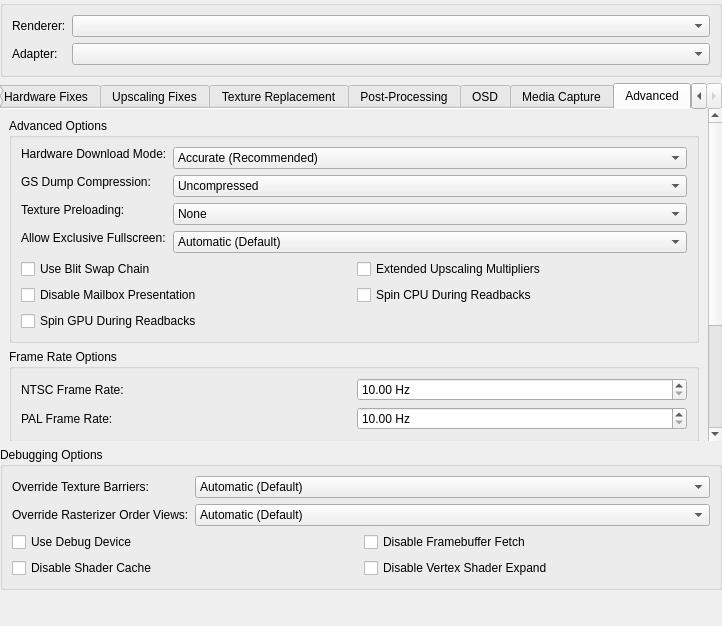
Above: pcsx2-qt/Settings/GraphicsSettingsWidget.ui from kamfretoz/pcsx2 before the change. Below: the same form after it.
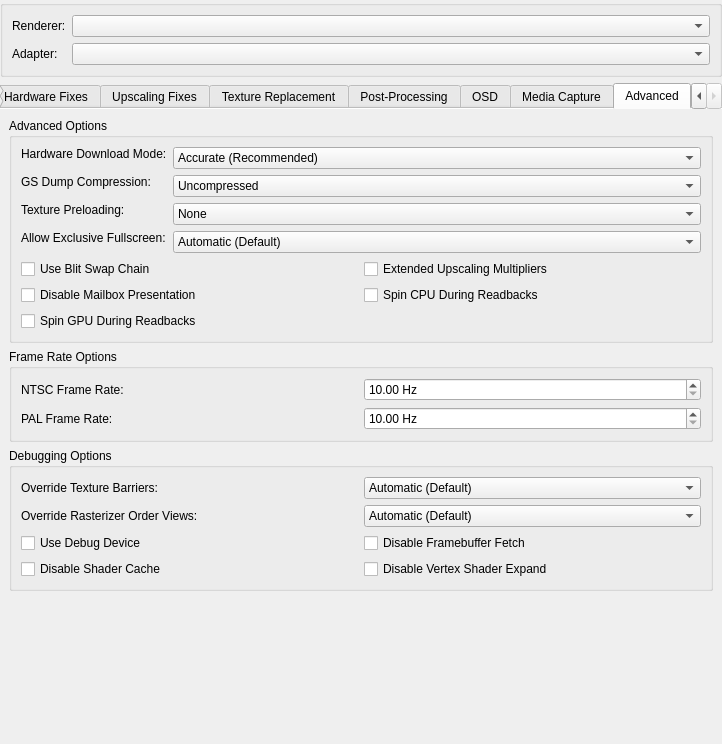
That is the form after the change. The open tabs and pages were chosen to show the change.

Diff of the .ui file:
```diff
--- a/pcsx2-qt/Settings/GraphicsSettingsWidget.ui
+++ b/pcsx2-qt/Settings/GraphicsSettingsWidget.ui
@@ -7,7 +7,7 @@
     <x>0</x>
     <y>0</y>
     <width>722</width>
-    <height>626</height>
+    <height>744</height>
    </rect>
   </property>
   <layout class="QVBoxLayout" name="verticalLayout">
@@ -2221,7 +2221,7 @@
             <x>0</x>
             <y>0</y>
             <width>722</width>
-            <height>499</height>
+            <height>620</height>
            </rect>
           </property>
           <property name="sizePolicy">
@@ -2318,7 +2318,71 @@
                 </item>
                </widget>
               </item>
-              <item row="10" column="0" colspan="2">
+              <item row="2" column="0">
+               <widget class="QLabel" name="label">
+                <property name="sizePolicy">
+                 <sizepolicy hsizetype="Preferred" vsizetype="Fixed">
+                  <horstretch>0</horstretch>
+                  <verstretch>0</verstretch>
+                 </sizepolicy>
+                </property>
+                <property name="text">
+                 <string>Texture Preloading:</string>
+                </property>
+               </widget>
+              </item>
+              <item row="2" column="1">
+               <widget class="QComboBox" name="texturePreloading">
+                <item>
+                 <property name="text">
+                  <string>None</string>
+                 </property>
+                </item>
+                <item>
+                 <property name="text">
+                  <string>Partial</string>
+                 </property>
+                </item>
+                <item>
+                 <property name="text">
+                  <string>Full (Hash Cache)</string>
+                 </property>
+                </item>
+               </widget>
+              </item>
+              <item row="3" column="0">
+               <widget class="QLabel" name="exclussiveFSLabel">
+                <property name="sizePolicy">
+                 <sizepolicy hsizetype="Preferred" vsizetype="Fixed">
+                  <horstretch>0</horstretch>
+                  <verstretch>0</verstretch>
+                 </sizepolicy>
+                </property>
+                <property name="text">
+                 <string>Allow Exclusive Fullscreen:</string>
+                </property>
+               </widget>
+              </item>
+              <item row="3" column="1">
+               <widget class="QComboBox" name="exclusiveFullscreenControl">
+                <item>
+                 <property name="text">
+                  <string>Automatic (Default)</string>
+                 </property>
+                </item>
+                <item>
+                 <property name="text">
+                  <string>Disallowed</string>
+                 </property>
+                </item>
+                <item>
+                 <property name="text">
+                  <string>Allowed</string>
+                 </property>
+                </item>
+               </widget>
+              </item>
+              <item row="4" column="0" colspan="2">
                <layout class="QGridLayout" name="advancedLayout">
                 <item row="1" column="1">
                  <widget class="QCheckBox" name="extendedUpscales">
@@ -2357,70 +2421,6 @@
                 </item>
                </layout>
               </item>
-              <item row="6" column="0">
-               <widget class="QLabel" name="exclussiveFSLabel">
-                <property name="sizePolicy">
-                 <sizepolicy hsizetype="Preferred" vsizetype="Fixed">
-                  <horstretch>0</horstretch>
-                  <verstretch>0</verstretch>
-                 </sizepolicy>
-                </property>
-                <property name="text">
-                 <string>Allow Exclusive Fullscreen:</string>
-                </property>
-               </widget>
-              </item>
-              <item row="6" column="1">
-               <widget class="QComboBox" name="exclusiveFullscreenControl">
-                <item>
-                 <property name="text">
-                  <string>Automatic (Default)</string>
-                 </property>
-                </item>
-                <item>
-                 <property name="text">
-                  <string>Disallowed</string>
-                 </property>
-                </item>
-                <item>
-                 <property name="text">
-                  <string>Allowed</string>
-                 </property>
-                </item>
-               </widget>
-              </item>
-              <item row="5" column="1">
-               <widget class="QComboBox" name="texturePreloading">
-                <item>
-                 <property name="text">
-                  <string>None</string>
-                 </property>
-                </item>
-                <item>
-                 <property name="text">
-                  <string>Partial</string>
-                 </property>
-                </item>
-                <item>
-                 <property name="text">
-                  <string>Full (Hash Cache)</string>
-                 </property>
-                </item>
-               </widget>
-              </item>
-              <item row="5" column="0">
-               <widget class="QLabel" name="label">
-                <property name="sizePolicy">
-                 <sizepolicy hsizetype="Preferred" vsizetype="Fixed">
-                  <horstretch>0</horstretch>
-                  <verstretch>0</verstretch>
-                 </sizepolicy>
-                </property>
-                <property name="text">
-                 <string>Texture Preloading:</string>
-                </property>
-               </widget>
-              </item>
              </layout>
             </widget>
            </item>
@@ -2490,7 +2490,7 @@
              <property name="title">
               <string>Debugging Options</string>
              </property>
-             <layout class="QFormLayout" name="debuggingOptionsFormLayout">
+             <layout class="QGridLayout" name="gridLayout_3">
               <item row="0" column="0">
                <widget class="QLabel" name="barriersLabel">
                 <property name="sizePolicy">
@@ -2523,6 +2523,32 @@
                 </item>
                </widget>
               </item>
+              <item row="1" column="0">
+               <widget class="QLabel" name="overrideRasterizerOrderViewsLabel">
+                <property name="text">
+                 <string>Override Rasterizer Order Views:</string>
+                </property>
+               </widget>
+              </item>
+              <item row="1" column="1">
+               <widget class="QComboBox" name="overrideRasterizerOrderViews">
+                <item>
+                 <property name="text">
+                  <string>Automatic (Default)</string>
+                 </property>
+                </item>
+                <item>
+                 <property name="text">
+                  <string>Force Disabled</string>
+                 </property>
+                </item>
+                <item>
+                 <property name="text">
+                  <string>Force Enabled</string>
+                 </property>
+                </item>
+               </widget>
+              </item>
               <item row="2" column="0" colspan="2">
                <layout class="QGridLayout" name="debuggingOptionsLayout">
                 <item row="0" column="1">
@@ -2575,112 +2601,6 @@
          </widget>
         </widget>
        </item>
-       <item>
-        <widget class="QGroupBox" name="debuggingOptions">
-         <property name="title">
-          <string>Debugging Options</string>
-         </property>
-         <layout class="QFormLayout" name="debuggingOptionsFormLayout">
-          <item row="0" column="0">
-           <widget class="QLabel" name="barriersLabel">
-            <property name="text">
-             <string>Override Texture Barriers:</string>
-            </property>
-           </widget>
-          </item>
-          <item row="0" column="1">
-           <widget class="QComboBox" name="overrideTextureBarriers">
-            <item>
-             <property name="text">
-              <string>Automatic (Default)</string>
-             </property>
-            </item>
-            <item>
-             <property name="text">
-              <string>Force Disabled</string>
-             </property>
-            </item>
-            <item>
-             <property name="text">
-              <string>Force Enabled</string>
-             </property>
-            </item>
-           </widget>
-          </item>
-          <item row="2" column="0" colspan="2">
-           <layout class="QGridLayout" name="debuggingOptionsLayout">
-            <item row="0" column="1">
-             <widget class="QCheckBox" name="disableFramebufferFetch">
-              <property name="text">
-               <string>Disable Framebuffer Fetch</string>
-              </property>
-             </widget>
-            </item>
-            <item row="1" column="0">
-             <widget class="QCheckBox" name="disableShaderCache">
-              <property name="text">
-               <string>Disable Shader Cache</string>
-              </property>
-             </widget>
-            </item>
-            <item row="1" column="1">
-             <widget class="QCheckBox" name="disableVertexShaderExpand">
-              <property name="text">
-               <string>Disable Vertex Shader Expand</string>
-              </property>
-             </widget>
-            </item>
-            <item row="0" column="0">
-             <widget class="QCheckBox" name="useDebugDevice">
-              <property name="text">
-               <string>Use Debug Device</string>
-              </property>
-             </widget>
-            </item>
-           </layout>
-          </item>
-          <item row="1" column="0">
-           <widget class="QLabel" name="label_49">
-            <property name="text">
-             <string>Override Rasterizer Order Views:</string>
-            </property>
-           </widget>
-          </item>
-          <item row="1" column="1">
-           <widget class="QComboBox" name="overrideRasterizerOrderViews">
-            <item>
-             <property name="text">
-              <string>Automatic (Default)</string>
-             </property>
-            </item>
-            <item>
-             <property name="text">
-              <string>Force Disabled</string>
-             </property>
-            </item>
-            <item>
-             <property name="text">
-              <string>Force Enabled</string>
-             </property>
-            </item>
-           </widget>
-          </item>
-         </layout>
-        </widget>
-       </item>
-       <item>
-        <spacer name="verticalSpacer_2">
-         <property name="orientation">
-          <enum>Qt::Vertical</enum>
-         </property>
-         <property name="sizeHint" stdset="0">
-          <size>
-           <width>20</width>
-           <height>40</height>
-          </size>
-         </property>
-        </spacer>
-       </item>
       </layout>
      </widget>
     </widget>
```
Left out of the diff: 78 changed lines with no effect on the pictures.
